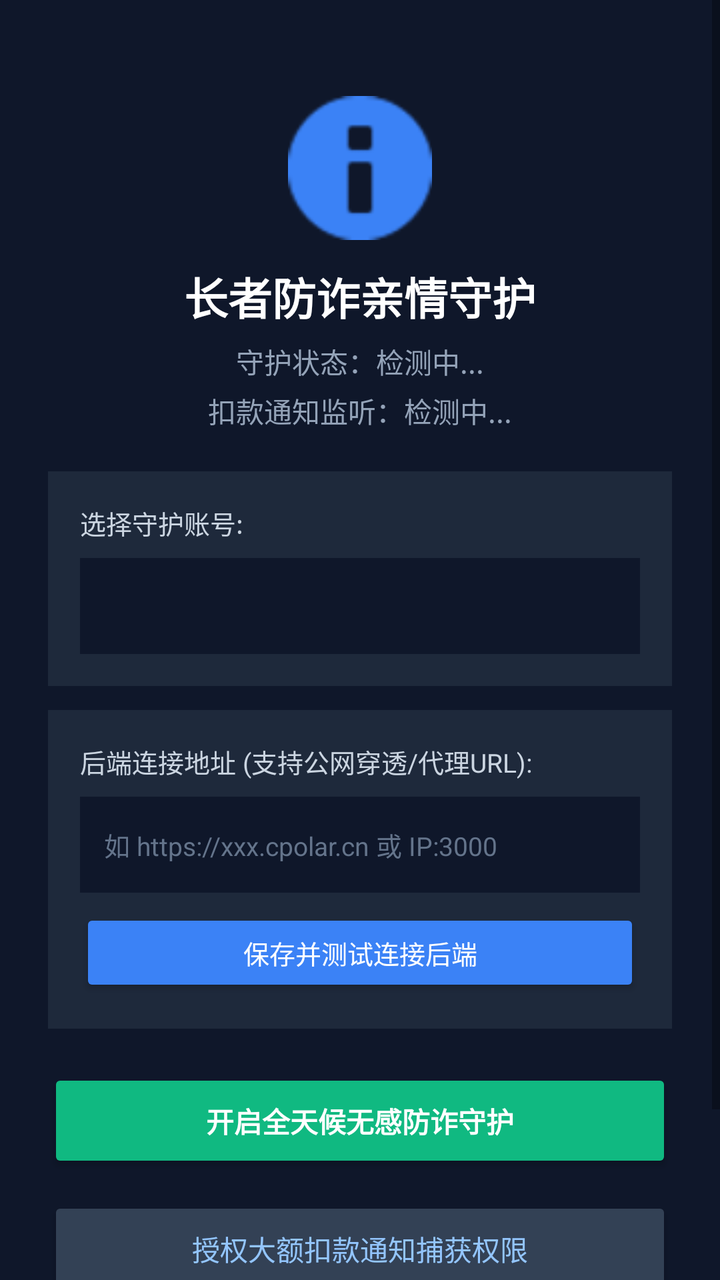
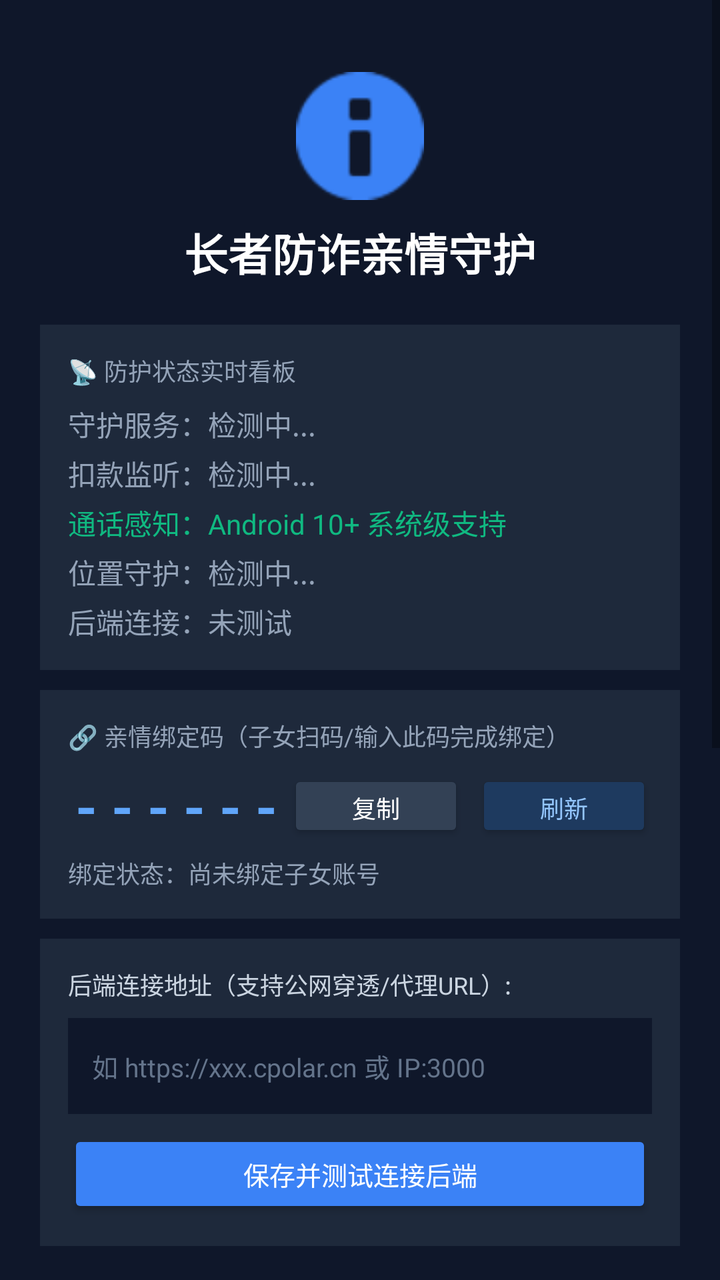

Compare the two renders of this Android layout. The source of the first and the diff that turns it into the second are given below.
<!-- AndroidManifest.xml: application theme Theme.AntiFraudGuard -->
<!-- res/layout/activity_main.xml -->
<?xml version="1.0" encoding="utf-8"?>
<ScrollView xmlns:android="http://schemas.android.com/apk/res/android"
    android:layout_width="match_parent"
    android:layout_height="match_parent"
    android:background="#0F172A">

    <LinearLayout
        android:layout_width="match_parent"
        android:layout_height="wrap_content"
        android:orientation="vertical"
        android:padding="24dp"
        android:gravity="center_horizontal">

        <ImageView
            android:layout_width="72dp"
            android:layout_height="72dp"
            android:src="@android:drawable/ic_dialog_info"
            android:tint="#3B82F6"
            android:layout_marginTop="24dp" />

        <TextView
            android:layout_width="wrap_content"
            android:layout_height="wrap_content"
            android:text="长者防诈亲情守护"
            android:textColor="#FFFFFF"
            android:textSize="22sp"
            android:textStyle="bold"
            android:layout_marginTop="12dp" />

        <TextView
            android:id="@+id/tv_service_status"
            android:layout_width="wrap_content"
            android:layout_height="wrap_content"
            android:text="守护状态：检测中..."
            android:textColor="#94A3B8"
            android:textSize="14sp"
            android:layout_marginTop="6dp" />

        <TextView
            android:id="@+id/tv_notif_status"
            android:layout_width="wrap_content"
            android:layout_height="wrap_content"
            android:text="扣款通知监听：检测中..."
            android:textColor="#94A3B8"
            android:textSize="14sp"
            android:layout_marginTop="4dp" />

        <LinearLayout
            android:layout_width="match_parent"
            android:layout_height="wrap_content"
            android:orientation="vertical"
            android:background="#1E293B"
            android:padding="16dp"
            android:layout_marginTop="20dp">

            <TextView
                android:layout_width="wrap_content"
                android:layout_height="wrap_content"
                android:text="选择守护账号:"
                android:textColor="#CBD5E1"
                android:textSize="13sp" />

            <Spinner
                android:id="@+id/spinner_elder"
                android:layout_width="match_parent"
                android:layout_height="48dp"
                android:background="#0F172A"
                android:layout_marginTop="8dp" />
        </LinearLayout>

        <LinearLayout
            android:layout_width="match_parent"
            android:layout_height="wrap_content"
            android:orientation="vertical"
            android:background="#1E293B"
            android:padding="16dp"
            android:layout_marginTop="12dp">

            <TextView
                android:layout_width="wrap_content"
                android:layout_height="wrap_content"
                android:text="后端连接地址 (支持公网穿透/代理URL):"
                android:textColor="#CBD5E1"
                android:textSize="13sp" />

            <EditText
                android:id="@+id/et_server_url"
                android:layout_width="match_parent"
                android:layout_height="48dp"
                android:hint="如 https://xxx.cpolar.cn 或 IP:3000"
                android:textColor="#FFFFFF"
                android:textColorHint="#64748B"
                android:textSize="13sp"
                android:background="#0F172A"
                android:paddingHorizontal="12dp"
                android:layout_marginTop="8dp" />

            <Button
                android:id="@+id/btn_save_url"
                android:layout_width="match_parent"
                android:layout_height="44dp"
                android:text="保存并测试连接后端"
                android:backgroundTint="#3B82F6"
                android:textColor="#FFFFFF"
                android:textSize="13sp"
                android:layout_marginTop="8dp" />
        </LinearLayout>

        <Button
            android:id="@+id/btn_start_service"
            android:layout_width="match_parent"
            android:layout_height="52dp"
            android:text="开启全天候无感防诈守护"
            android:backgroundTint="#10B981"
            android:textColor="#FFFFFF"
            android:textStyle="bold"
            android:layout_marginTop="20dp" />

        <Button
            android:id="@+id/btn_notification_perm"
            android:layout_width="match_parent"
            android:layout_height="52dp"
            android:text="授权大额扣款通知捕获权限"
            android:backgroundTint="#334155"
            android:textColor="#93C5FD"
            android:layout_marginTop="12dp" />

        <Button
            android:id="@+id/btn_view_logs"
            android:layout_width="match_parent"
            android:layout_height="52dp"
            android:text="查看风险事件记录"
            android:backgroundTint="#6366F1"
            android:textColor="#FFFFFF"
            android:layout_marginTop="12dp" />

    </LinearLayout>
</ScrollView>
<!-- resources referenced by this layout -->
<resources>
  <style name="Theme.AntiFraudGuard" parent="Theme.MaterialComponents.DayNight.NoActionBar">
          
          <item name="colorPrimary">@color/blue_500</item>
          <item name="colorPrimaryVariant">@color/blue_700</item>
          <item name="colorOnPrimary">@color/white</item>
          
          <item name="colorSecondary">@color/emerald_500</item>
          <item name="colorSecondaryVariant">@color/emerald_700</item>
          <item name="colorOnSecondary">@color/white</item>
          
          <item name="android:statusBarColor">#0F172A</item>
          <item name="android:windowBackground">#0F172A</item>
      </style>
  <color name="blue_500">#3B82F6</color>
  <color name="blue_700">#1D4ED8</color>
  <color name="white">#FFFFFFFF</color>
  <color name="emerald_500">#10B981</color>
  <color name="emerald_700">#047857</color>
</resources>

<!-- the commit's change to res/layout/activity_main.xml (unified diff, before → after) -->
@@ -8,80 +8,175 @@
         android:layout_width="match_parent"
         android:layout_height="wrap_content"
         android:orientation="vertical"
-        android:padding="24dp"
-        android:gravity="center_horizontal">
-
-        <ImageView
-            android:layout_width="72dp"
-            android:layout_height="72dp"
-            android:src="@android:drawable/ic_dialog_info"
-            android:tint="#3B82F6"
-            android:layout_marginTop="24dp" />
-
-        <TextView
-            android:layout_width="wrap_content"
-            android:layout_height="wrap_content"
-            android:text="长者防诈亲情守护"
-            android:textColor="#FFFFFF"
-            android:textSize="22sp"
-            android:textStyle="bold"
-            android:layout_marginTop="12dp" />
-
-        <TextView
-            android:id="@+id/tv_service_status"
-            android:layout_width="wrap_content"
-            android:layout_height="wrap_content"
-            android:text="守护状态：检测中..."
-            android:textColor="#94A3B8"
-            android:textSize="14sp"
-            android:layout_marginTop="6dp" />
-
-        <TextView
-            android:id="@+id/tv_notif_status"
-            android:layout_width="wrap_content"
-            android:layout_height="wrap_content"
-            android:text="扣款通知监听：检测中..."
-            android:textColor="#94A3B8"
-            android:textSize="14sp"
-            android:layout_marginTop="4dp" />
-
+        android:padding="20dp">
+
+        
+        <LinearLayout
+            android:layout_width="match_parent"
+            android:layout_height="wrap_content"
+            android:orientation="vertical"
+            android:gravity="center_horizontal"
+            android:paddingTop="16dp"
+            android:paddingBottom="8dp">
+
+            <ImageView
+                android:layout_width="64dp"
+                android:layout_height="64dp"
+                android:src="@android:drawable/ic_dialog_info"
+                android:tint="#3B82F6" />
+
+            <TextView
+                android:layout_width="wrap_content"
+                android:layout_height="wrap_content"
+                android:text="长者防诈亲情守护"
+                android:textColor="#FFFFFF"
+                android:textSize="22sp"
+                android:textStyle="bold"
+                android:layout_marginTop="10dp" />
+        </LinearLayout>
+
+        
         <LinearLayout
             android:layout_width="match_parent"
             android:layout_height="wrap_content"
             android:orientation="vertical"
             android:background="#1E293B"
-            android:padding="16dp"
-            android:layout_marginTop="20dp">
-
-            <TextView
-                android:layout_width="wrap_content"
-                android:layout_height="wrap_content"
-                android:text="选择守护账号:"
+            android:padding="14dp"
+            android:layout_marginTop="12dp">
+
+            <TextView
+                android:layout_width="wrap_content"
+                android:layout_height="wrap_content"
+                android:text="📡 防护状态实时看板"
+                android:textColor="#94A3B8"
+                android:textSize="12sp"
+                android:textAllCaps="false" />
+
+            <TextView
+                android:id="@+id/tv_service_status"
+                android:layout_width="match_parent"
+                android:layout_height="wrap_content"
+                android:text="守护服务：检测中..."
+                android:textColor="#94A3B8"
+                android:textSize="14sp"
+                android:layout_marginTop="8dp" />
+
+            <TextView
+                android:id="@+id/tv_notif_status"
+                android:layout_width="match_parent"
+                android:layout_height="wrap_content"
+                android:text="扣款监听：检测中..."
+                android:textColor="#94A3B8"
+                android:textSize="14sp"
+                android:layout_marginTop="4dp" />
+
+            <TextView
+                android:id="@+id/tv_call_status"
+                android:layout_width="match_parent"
+                android:layout_height="wrap_content"
+                android:text="通话感知：Android 10+ 系统级支持"
+                android:textColor="#10B981"
+                android:textSize="14sp"
+                android:layout_marginTop="4dp" />
+
+            <TextView
+                android:id="@+id/tv_location_status"
+                android:layout_width="match_parent"
+                android:layout_height="wrap_content"
+                android:text="位置守护：检测中..."
+                android:textColor="#94A3B8"
+                android:textSize="14sp"
+                android:layout_marginTop="4dp" />
+
+            <TextView
+                android:id="@+id/tv_backend_status"
+                android:layout_width="match_parent"
+                android:layout_height="wrap_content"
+                android:text="后端连接：未测试"
+                android:textColor="#94A3B8"
+                android:textSize="14sp"
+                android:layout_marginTop="4dp" />
+        </LinearLayout>
+
+        
+        <LinearLayout
+            android:layout_width="match_parent"
+            android:layout_height="wrap_content"
+            android:orientation="vertical"
+            android:background="#1E293B"
+            android:padding="14dp"
+            android:layout_marginTop="10dp">
+
+            <TextView
+                android:layout_width="wrap_content"
+                android:layout_height="wrap_content"
+                android:text="🔗 亲情绑定码（子女扫码/输入此码完成绑定）"
+                android:textColor="#94A3B8"
+                android:textSize="12sp" />
+
+            <LinearLayout
+                android:layout_width="match_parent"
+                android:layout_height="wrap_content"
+                android:orientation="horizontal"
+                android:gravity="center_vertical"
+                android:layout_marginTop="8dp">
+
+                <TextView
+                    android:id="@+id/tv_bind_code"
+                    android:layout_width="0dp"
+                    android:layout_height="wrap_content"
+                    android:layout_weight="1"
+                    android:text="------"
+                    android:textColor="#60A5FA"
+                    android:textSize="28sp"
+                    android:textStyle="bold"
+                    android:letterSpacing="0.25" />
+
+                <Button
+                    android:id="@+id/btn_copy_code"
+                    android:layout_width="wrap_content"
+                    android:layout_height="36dp"
+                    android:text="复制"
+                    android:textSize="12sp"
+                    android:backgroundTint="#334155"
+                    android:textColor="#FFFFFF" />
+
+                <Button
+                    android:id="@+id/btn_refresh_code"
+                    android:layout_width="wrap_content"
+                    android:layout_height="36dp"
+                    android:text="刷新"
+                    android:textSize="12sp"
+                    android:backgroundTint="#1E3A5F"
+                    android:textColor="#93C5FD"
+                    android:layout_marginStart="6dp" />
+            </LinearLayout>
+
+            <TextView
+                android:id="@+id/tv_bound_family"
+                android:layout_width="match_parent"
+                android:layout_height="wrap_content"
+                android:text="绑定状态：尚未绑定子女账号"
+                android:textColor="#94A3B8"
+                android:textSize="12sp"
+                android:layout_marginTop="6dp" />
+        </LinearLayout>
+
+        
+        <LinearLayout
+            android:layout_width="match_parent"
+            android:layout_height="wrap_content"
+            android:orientation="vertical"
+            android:background="#1E293B"
+            android:padding="14dp"
+            android:layout_marginTop="10dp">
+
+            <TextView
+                android:layout_width="wrap_content"
+                android:layout_height="wrap_content"
+                android:text="后端连接地址（支持公网穿透/代理URL）:"
                 android:textColor="#CBD5E1"
-                android:textSize="13sp" />
-
-            <Spinner
-                android:id="@+id/spinner_elder"
-                android:layout_width="match_parent"
-                android:layout_height="48dp"
-                android:background="#0F172A"
-                android:layout_marginTop="8dp" />
-        </LinearLayout>
-
-        <LinearLayout
-            android:layout_width="match_parent"
-            android:layout_height="wrap_content"
-            android:orientation="vertical"
-            android:background="#1E293B"
-            android:padding="16dp"
-            android:layout_marginTop="12dp">
-
-            <TextView
-                android:layout_width="wrap_content"
-                android:layout_height="wrap_content"
-                android:text="后端连接地址 (支持公网穿透/代理URL):"
-                android:textColor="#CBD5E1"
-                android:textSize="13sp" />
+                android:textSize="12sp" />
 
             <EditText
                 android:id="@+id/et_server_url"
@@ -106,6 +201,19 @@
                 android:layout_marginTop="8dp" />
         </LinearLayout>
 
+        
+        <Button
+            android:id="@+id/btn_sos"
+            android:layout_width="match_parent"
+            android:layout_height="60dp"
+            android:text="🆘 一键紧急求助（SOS）"
+            android:backgroundTint="#DC2626"
+            android:textColor="#FFFFFF"
+            android:textSize="17sp"
+            android:textStyle="bold"
+            android:layout_marginTop="16dp" />
+
+        
         <Button
             android:id="@+id/btn_start_service"
             android:layout_width="match_parent"
@@ -114,25 +222,53 @@
             android:backgroundTint="#10B981"
             android:textColor="#FFFFFF"
             android:textStyle="bold"
-            android:layout_marginTop="20dp" />
+            android:layout_marginTop="12dp" />
+
+        <Button
+            android:id="@+id/btn_ai_scan"
+            android:layout_width="match_parent"
+            android:layout_height="52dp"
+            android:text="🤖 AI 拍照识诈（鉴别宣传单/短信）"
+            android:backgroundTint="#7C3AED"
+            android:textColor="#FFFFFF"
+            android:layout_marginTop="10dp" />
 
         <Button
             android:id="@+id/btn_notification_perm"
             android:layout_width="match_parent"
-            android:layout_height="52dp"
+            android:layout_height="48dp"
             android:text="授权大额扣款通知捕获权限"
             android:backgroundTint="#334155"
             android:textColor="#93C5FD"
-            android:layout_marginTop="12dp" />
+            android:layout_marginTop="10dp" />
+
+        <Button
+            android:id="@+id/btn_location_perm"
+            android:layout_width="match_parent"
+            android:layout_height="48dp"
+            android:text="授权位置感知权限（敏感地点停留告警）"
+            android:backgroundTint="#334155"
+            android:textColor="#86EFAC"
+            android:layout_marginTop="8dp" />
 
         <Button
             android:id="@+id/btn_view_logs"
             android:layout_width="match_parent"
-            android:layout_height="52dp"
-            android:text="查看风险事件记录"
-            android:backgroundTint="#6366F1"
-            android:textColor="#FFFFFF"
-            android:layout_marginTop="12dp" />
+            android:layout_height="48dp"
+            android:text="查看本地风险事件记录"
+            android:backgroundTint="#1E3A5F"
+            android:textColor="#FFFFFF"
+            android:layout_marginTop="8dp" />
+
+        <Button
+            android:id="@+id/btn_settings"
+            android:layout_width="match_parent"
+            android:layout_height="48dp"
+            android:text="⚙️ 防护规则设置"
+            android:backgroundTint="#1E293B"
+            android:textColor="#94A3B8"
+            android:layout_marginTop="8dp"
+            android:layout_marginBottom="24dp" />
 
     </LinearLayout>
 </ScrollView>
